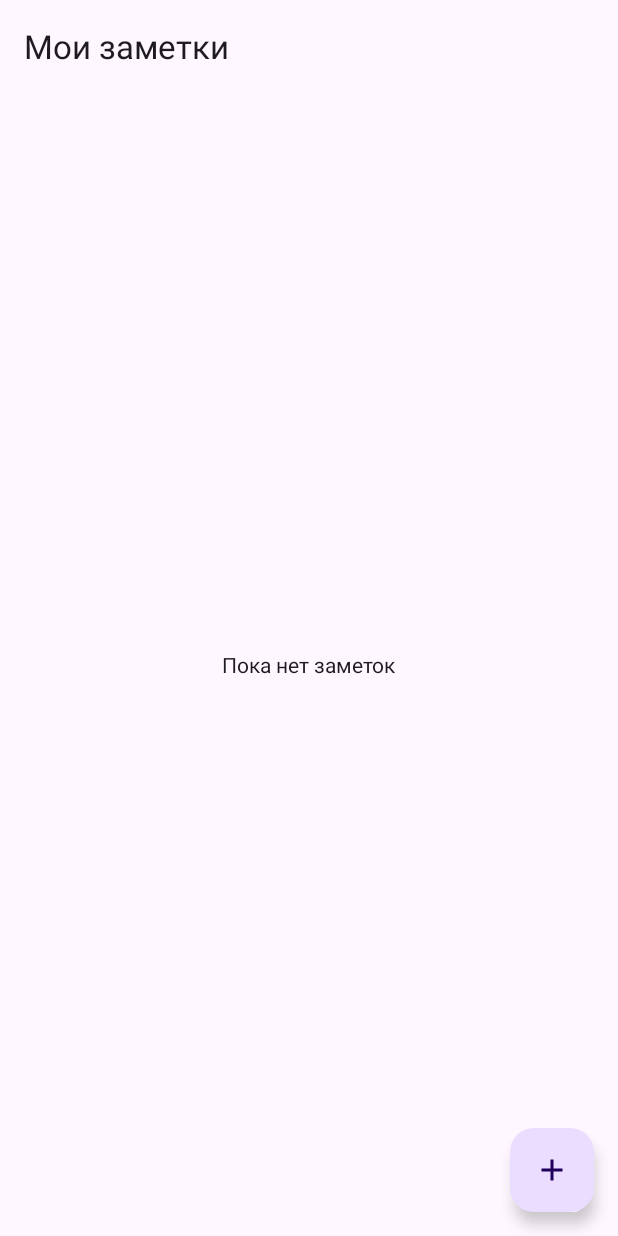
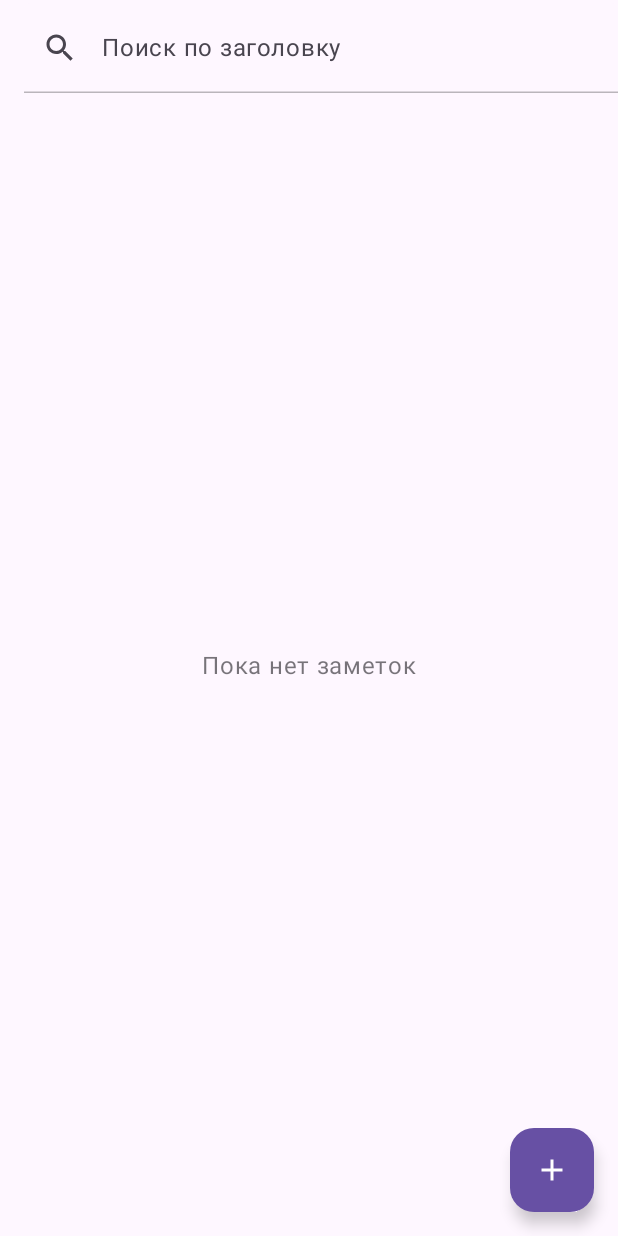
Before and after one commit to IDaZiI/NoteApp_SHIFTLab_Android, an Android app built with Jetpack Compose: the screen it shows after launch (MainActivity), on a phone screen of 412 x 824 dp. Run offline under Robolectric (Android 15) with nearby library versions, the phone set to English and light mode, and no system bars; our stand-ins replace Room's generated code.

Commit message:
Add draws and search title, some design feature

```diff
--- a/app/src/main/java/com/danilova/notesapp/ui/list/NotesListScreen.kt
+++ b/app/src/main/java/com/danilova/notesapp/ui/list/NotesListScreen.kt
@@ -7,9 +7,9 @@ import androidx.compose.foundation.lazy.items
 import androidx.compose.material.icons.Icons
 import androidx.compose.material.icons.filled.Add
 import androidx.compose.material.icons.filled.Delete
+import androidx.compose.material.icons.filled.Search
 import androidx.compose.material3.*
-import androidx.compose.material3.HorizontalDivider
-import androidx.compose.runtime.Composable
+import androidx.compose.runtime.*
 import androidx.compose.ui.Alignment
 import androidx.compose.ui.Modifier
 import androidx.compose.ui.text.style.TextOverflow
@@ -24,24 +24,63 @@ fun NotesListScreen(
     onNoteClick: (NoteUi) -> Unit = {},
     onDeleteClick: (NoteUi) -> Unit = {}
 ) {
+    var searchQuery by remember { mutableStateOf("") }
+
     Scaffold(
         topBar = {
-            TopAppBar(title = { Text("Мои заметки") })
+            TopAppBar(
+                title = {
+                    TextField(
+                        value = searchQuery,
+                        onValueChange = { searchQuery = it },
+                        placeholder = { Text("Поиск по заголовку") },
+                        singleLine = true,
+                        modifier = Modifier.fillMaxWidth(),
+                        leadingIcon = {
+                            Icon(Icons.Default.Search, contentDescription = "Поиск")
+                        },
+                        colors = TextFieldDefaults.colors(
+                            focusedContainerColor = MaterialTheme.colorScheme.surface,
+                            unfocusedContainerColor = MaterialTheme.colorScheme.surface,
+                            focusedIndicatorColor = MaterialTheme.colorScheme.primary,
+                            unfocusedIndicatorColor = MaterialTheme.colorScheme.onSurface.copy(alpha = 0.3f),
+                            cursorColor = MaterialTheme.colorScheme.primary
+                        )
+                    )
+                },
+                colors = TopAppBarDefaults.topAppBarColors(
+                    containerColor = MaterialTheme.colorScheme.surface,
+                    titleContentColor = MaterialTheme.colorScheme.onSurface
+                )
+            )
         },
         floatingActionButton = {
-            FloatingActionButton(onClick = onAddClick) {
+            FloatingActionButton(
+                onClick = onAddClick,
+                containerColor = MaterialTheme.colorScheme.primary,
+                contentColor = MaterialTheme.colorScheme.onPrimary
+            ) {
                 Icon(Icons.Default.Add, contentDescription = "Добавить")
             }
         }
     ) { padding ->
-        if (notes.isEmpty()) {
+        val filteredNotes = notes.filter {
+            it.title.contains(searchQuery, ignoreCase = true)
+        }
+
+        if (filteredNotes.isEmpty()) {
             Box(
                 modifier = Modifier
                     .fillMaxSize()
                     .padding(padding),
                 contentAlignment = Alignment.Center
             ) {
-                Text("Пока нет заметок")
+                Text(
+                    text = if (searchQuery.isEmpty()) "Пока нет заметок"
+                    else "Заметки не найдены",
+                    style = MaterialTheme.typography.bodyLarge,
+                    color = MaterialTheme.colorScheme.onSurface.copy(alpha = 0.6f)
+                )
             }
         } else {
             LazyColumn(
@@ -49,11 +88,20 @@ fun NotesListScreen(
                     .fillMaxSize()
                     .padding(padding)
             ) {
-                items(notes, key = { it.id }) { note ->
+                items(filteredNotes, key = { it.id }) { note ->
+                    Card(
+                        modifier = Modifier
+                            .fillMaxWidth()
+                            .padding(horizontal = 8.dp, vertical = 4.dp)
+                            .clickable { onNoteClick(note) },
+                        colors = CardDefaults.cardColors(
+                            containerColor = MaterialTheme.colorScheme.surfaceVariant
+                        ),
+                        elevation = CardDefaults.cardElevation(defaultElevation = 2.dp)
+                    ) {
                         Row(
                             modifier = Modifier
                                 .fillMaxWidth()
-                            .clickable { onNoteClick(note) }
                                 .padding(16.dp),
                             horizontalArrangement = Arrangement.SpaceBetween,
                             verticalAlignment = Alignment.CenterVertically
@@ -63,23 +111,29 @@ fun NotesListScreen(
                                     text = note.title,
                                     style = MaterialTheme.typography.titleMedium,
                                     maxLines = 1,
-                                overflow = TextOverflow.Ellipsis
+                                    overflow = TextOverflow.Ellipsis,
+                                    color = MaterialTheme.colorScheme.onSurface
                                 )
                                 Spacer(modifier = Modifier.height(4.dp))
                                 Text(
                                     text = note.content,
                                     style = MaterialTheme.typography.bodyMedium,
                                     maxLines = 2,
-                                overflow = TextOverflow.Ellipsis
+                                    overflow = TextOverflow.Ellipsis,
+                                    color = MaterialTheme.colorScheme.onSurface.copy(alpha = 0.7f)
                                 )
                             }
                             IconButton(onClick = { onDeleteClick(note) }) {
-                            Icon(Icons.Default.Delete, contentDescription = "Удалить")
-                        }
-                    }
-                    HorizontalDivider(Modifier, DividerDefaults.Thickness, DividerDefaults.color)
+                                Icon(
+                                    Icons.Default.Delete,
+                                    contentDescription = "Удалить",
+                                    tint = MaterialTheme.colorScheme.onSurfaceVariant
+                                )
                             }
                         }
                     }
                 }
             }
+        }
+    }
+}
```
Also changed, not shown: app/src/main/java/com/danilova/notesapp/ui/editor/NoteEditorScreen.kt (+35 -7 lines). Lines whose indentation alone changed are shown as unchanged.
